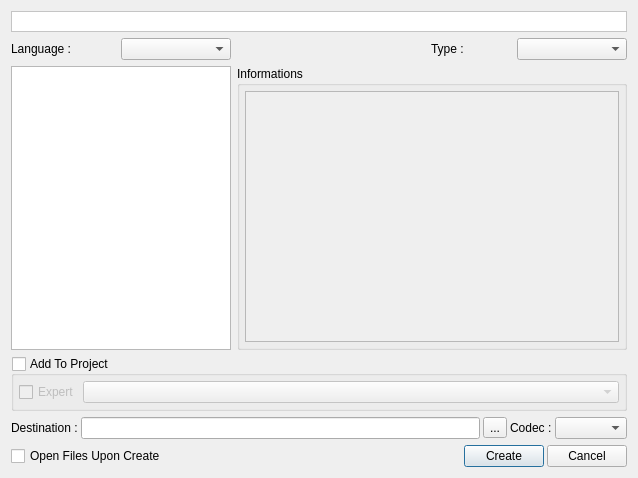
testmana2/mks, file v2/branches/dev/monkey/src/templatesmanager/ui/UITemplatesWizard.ui: the form before one commit.
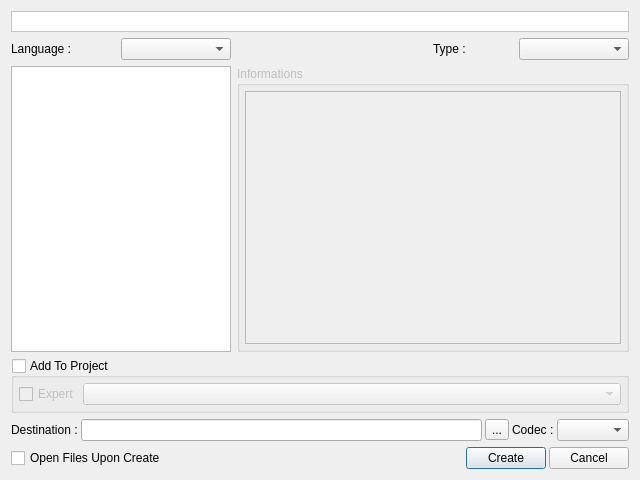
The form after the commit. Icons and pictures are not drawn. Custom widgets are drawn as their Qt base class.

```diff
--- a/v2/branches/dev/monkey/src/templatesmanager/ui/UITemplatesWizard.ui
+++ b/v2/branches/dev/monkey/src/templatesmanager/ui/UITemplatesWizard.ui
@@ -6,8 +6,8 @@
    <rect>
     <x>0</x>
     <y>0</y>
-    <width>638</width>
-    <height>478</height>
+    <width>640</width>
+    <height>480</height>
    </rect>
   </property>
   <property name="windowTitle">
@@ -207,6 +207,9 @@
    </item>
    <item row="2" column="1">
     <widget class="QGroupBox" name="gbInformations">
+     <property name="enabled">
+      <bool>false</bool>
+     </property>
      <property name="sizePolicy">
       <sizepolicy hsizetype="Expanding" vsizetype="Preferred">
        <horstretch>0</horstretch>
@@ -225,9 +228,6 @@
       </property>
       <item>
        <widget class="QScrollArea" name="saWidgets">
-        <property name="enabled">
-         <bool>false</bool>
-        </property>
         <property name="sizePolicy">
          <sizepolicy hsizetype="Expanding" vsizetype="Expanding">
           <horstretch>0</horstretch>
```
Left out of the diff: 2 changed lines with no effect on the pictures.
